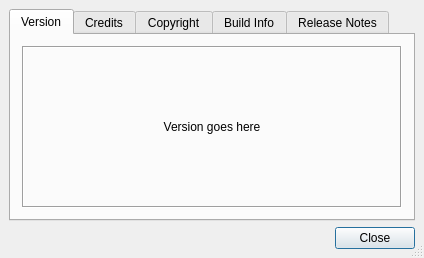
Before: the Qt Designer form src/frontends/qt/ui/AboutUi.ui in cburschka/lyx, drawn with Qt 5.
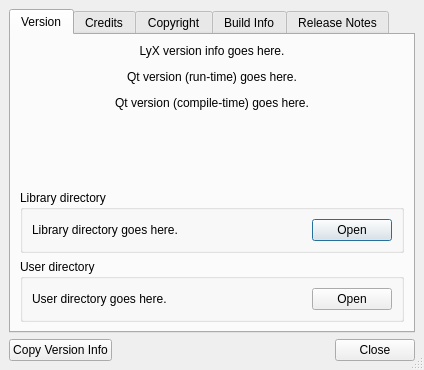
After: the same form once the commit is applied.

Diff of the .ui file:
```diff
--- a/src/frontends/qt/ui/AboutUi.ui
+++ b/src/frontends/qt/ui/AboutUi.ui
@@ -7,7 +7,7 @@
     <x>0</x>
     <y>0</y>
     <width>424</width>
-    <height>258</height>
+    <height>370</height>
    </rect>
   </property>
   <property name="windowTitle">
@@ -46,39 +46,140 @@
         <number>6</number>
        </property>
        <property name="leftMargin">
-        <number>11</number>
+        <number>9</number>
        </property>
        <property name="topMargin">
-        <number>11</number>
+        <number>9</number>
        </property>
        <property name="rightMargin">
-        <number>11</number>
+        <number>9</number>
        </property>
        <property name="bottomMargin">
-        <number>11</number>
+        <number>9</number>
        </property>
        <item>
         <widget class="QLabel" name="versionLA">
-         <property name="frameShape">
-          <enum>QFrame::Box</enum>
-         </property>
-         <property name="frameShadow">
-          <enum>QFrame::Sunken</enum>
+         <property name="cursor">
+          <cursorShape>IBeamCursor</cursorShape>
          </property>
          <property name="text">
-          <string>Version goes here</string>
+          <string>&lt;html&gt;&lt;head/&gt;&lt;body&gt;&lt;p&gt;LyX version info goes here.&lt;/p&gt;&lt;p&gt;Qt version (run-time) goes here.&lt;/p&gt;&lt;p&gt;Qt version (compile-time) goes here.&lt;/p&gt;&lt;/body&gt;&lt;/html&gt;</string>
          </property>
          <property name="alignment">
           <set>Qt::AlignCenter</set>
          </property>
-         <property name="margin">
-          <number>6</number>
+         <property name="wordWrap">
+          <bool>true</bool>
          </property>
          <property name="textInteractionFlags">
           <set>Qt::TextSelectableByMouse</set>
          </property>
         </widget>
        </item>
+       <item>
+        <spacer name="verticalSpacer">
+         <property name="orientation">
+          <enum>Qt::Vertical</enum>
+         </property>
+         <property name="sizeHint" stdset="0">
+          <size>
+           <width>20</width>
+           <height>40</height>
+          </size>
+         </property>
+        </spacer>
+       </item>
+       <item>
+        <widget class="QGroupBox" name="gridGroupBox">
+         <property name="title">
+          <string>Library directory</string>
+         </property>
+         <layout class="QGridLayout" name="gridLayout_3">
+          <item row="0" column="1">
+           <widget class="QPushButton" name="showDirUserPB">
+            <property name="sizePolicy">
+             <sizepolicy hsizetype="Maximum" vsizetype="Fixed">
+              <horstretch>0</horstretch>
+              <verstretch>0</verstretch>
+             </sizepolicy>
+            </property>
+            <property name="text">
+             <string>Open</string>
+            </property>
+            <property name="flat">
+             <bool>false</bool>
+            </property>
+           </widget>
+          </item>
+          <item row="0" column="0">
+           <widget class="QLabel" name="dirLibraryLA">
+            <property name="sizePolicy">
+             <sizepolicy hsizetype="MinimumExpanding" vsizetype="Preferred">
+              <horstretch>0</horstretch>
+              <verstretch>0</verstretch>
+             </sizepolicy>
+            </property>
+            <property name="cursor">
+             <cursorShape>IBeamCursor</cursorShape>
+            </property>
+            <property name="text">
+             <string>Library directory goes here.</string>
+            </property>
+            <property name="textFormat">
+             <enum>Qt::PlainText</enum>
+            </property>
+            <property name="wordWrap">
+             <bool>true</bool>
+            </property>
+            <property name="textInteractionFlags">
+             <set>Qt::LinksAccessibleByMouse|Qt::TextSelectableByMouse</set>
+            </property>
+           </widget>
+          </item>
+         </layout>
+        </widget>
+       </item>
+       <item>
+        <widget class="QGroupBox" name="gridGroupBox1">
+         <property name="title">
+          <string>User directory</string>
+         </property>
+         <layout class="QGridLayout" name="gridLayout_4">
+          <item row="0" column="1">
+           <widget class="QPushButton" name="showDirLibraryPB">
+            <property name="sizePolicy">
+             <sizepolicy hsizetype="Maximum" vsizetype="Fixed">
+              <horstretch>0</horstretch>
+              <verstretch>0</verstretch>
+             </sizepolicy>
+            </property>
+            <property name="text">
+             <string>Open</string>
+            </property>
+           </widget>
+          </item>
+          <item row="0" column="0">
+           <widget class="QLabel" name="dirUserLA">
+            <property name="cursor">
+             <cursorShape>IBeamCursor</cursorShape>
+            </property>
+            <property name="text">
+             <string>User directory goes here.</string>
+            </property>
+            <property name="textFormat">
+             <enum>Qt::PlainText</enum>
+            </property>
+            <property name="wordWrap">
+             <bool>true</bool>
+            </property>
+            <property name="textInteractionFlags">
+             <set>Qt::LinksAccessibleByMouse|Qt::TextSelectableByMouse</set>
+            </property>
+           </widget>
+          </item>
+         </layout>
+        </widget>
+       </item>
       </layout>
      </widget>
      <widget class="QWidget" name="creditstab">
@@ -185,6 +286,13 @@
      <property name="bottomMargin">
       <number>0</number>
      </property>
+     <item>
+      <widget class="QPushButton" name="versionCopyPB">
+       <property name="text">
+        <string>Copy Version Info</string>
+       </property>
+      </widget>
+     </item>
      <item>
       <widget class="QDialogButtonBox" name="buttonBox">
        <property name="standardButtons">
```
Left out of the diff: 17 changed lines with no effect on the pictures.
